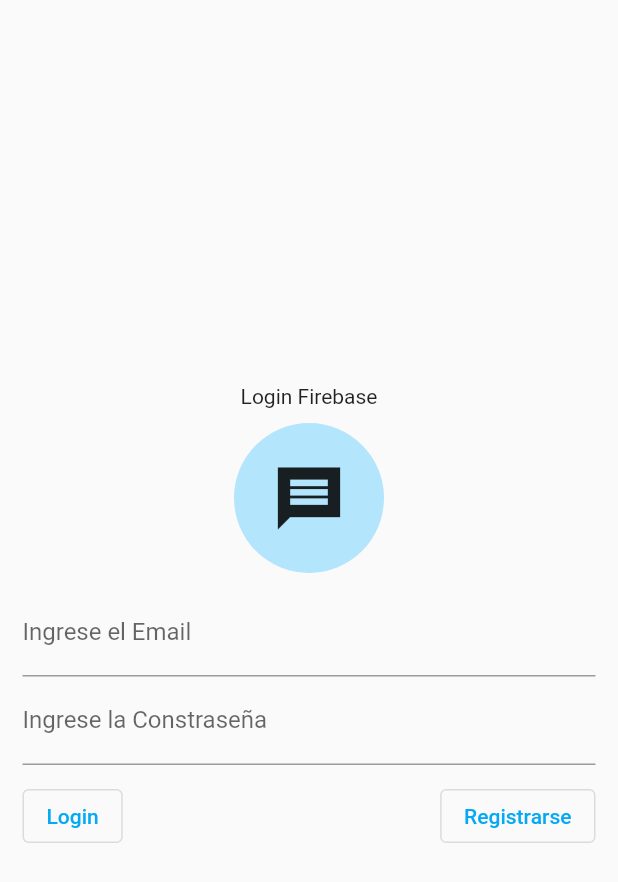
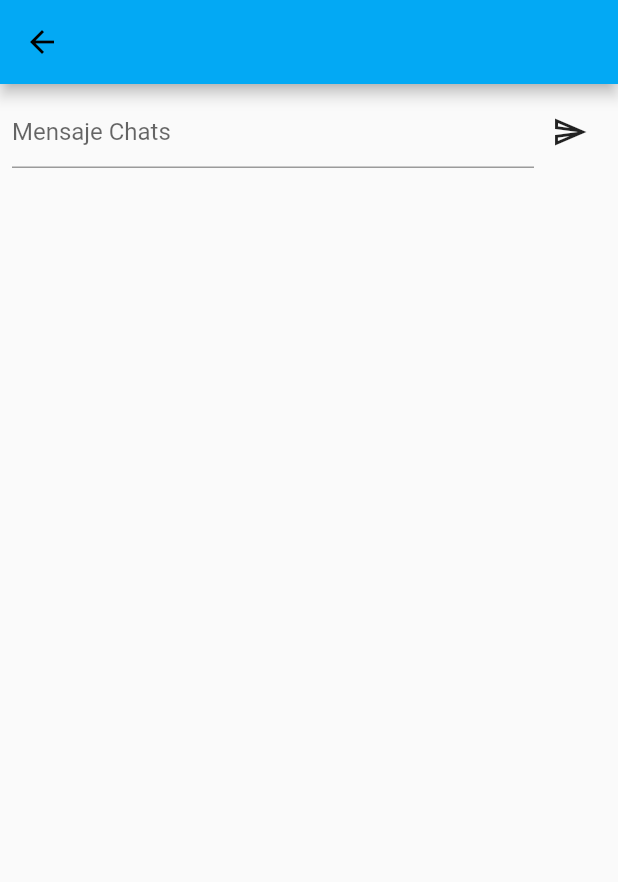
Before and after one commit to alexvacca25/chat_firebase, a Flutter app: the screen it shows after launch, after a tap on "Registrarse", on a phone screen of 412 x 824 dp. Shown: the top 882 px of the screen. Run offline on Flutter 3.47's test engine with Material 2 defaults, Android fonts, the phone set to English and light mode, and no system bars; our stand-ins replace cloud_firestore, firebase_auth, firebase_core, get; accounts and stored records are empty; network calls fail.

Commit message:
WaChat 3

```diff
--- /dev/null
+++ b/lib/domain/controller/controluser.dart
@@ -0,0 +1,30 @@
+import 'package:firebase_auth/firebase_auth.dart';
+import 'package:get/get.dart';
+
+class ControlAuthFirebase extends GetxController {
+  final FirebaseAuth auth = FirebaseAuth.instance;
+  final Rx<dynamic> _uid = "".obs;
+  final Rx<dynamic> _usuarior = "".obs;
+  final Rx<dynamic> _mensajes = "".obs;
+
+  String get emailf => _usuarior.value;
+  String get uid => _uid.value;
+
+  Future<void> registrarEmail(String email, String passwd) async {
+    try {
+      UserCredential usuario = await auth.createUserWithEmailAndPassword(
+          email: email, password: passwd);
+
+      print(usuario);
+
+      _uid.value = usuario.user!.uid;
+      _usuarior.value = usuario.user!.email;
+    } on FirebaseException catch (e) {
+      if (e.code == 'weak-password') {
+        return Future.error('error');
+      } else if (e.code == 'email-already-in-use') {
+        return Future.error('error 2');
+      }
+    }
+  }
+}
--- /dev/null
+++ b/lib/domain/controller/salachat.dart
@@ -0,0 +1,27 @@
+class Mensaje {
+  final String texto;
+  final DateTime fecha;
+  final String name;
+  final String uid;
+  final String photo;
+  final String email;
+
+  Mensaje(this.texto, this.fecha, this.name, this.uid, this.photo, this.email);
+
+  Mensaje.fromJson(Map<dynamic, dynamic> json)
+      : fecha = DateTime.parse(json['fecha'] as String),
+        texto = json['texto'] as String,
+        name = json['name'] as String,
+        uid = json['uid'] as String,
+        photo = json['photo'] as String,
+        email = json['email'] as String;
+
+  Map<dynamic, dynamic> toJson() => <dynamic, dynamic>{
+        'fecha': fecha.toString(),
+        'texto': texto,
+        'name': name,
+        'uid': uid,
+        'photo': photo,
+        'email': email,
+      };
+}
--- a/lib/main.dart
+++ b/lib/main.dart
@@ -1,7 +1,23 @@
+import 'package:chat_firebase/domain/controller/controluser.dart';
+import 'package:firebase_core/firebase_core.dart';
 import 'package:flutter/material.dart';
+import 'package:get/get.dart';
 
 import 'ui/app.dart';
 
-void main() {
+void main() async {
+  WidgetsFlutterBinding.ensureInitialized();
+  GetPlatform.isWeb
+      ? await Firebase.initializeApp(
+          options: const FirebaseOptions(
+              apiKey: "AIzaSyD0-Q5YNxcT35UteRJDFExnMFb4_sURiHM",
+              authDomain: "chatfirebase-5f7e8.firebaseapp.com",
+              projectId: "chatfirebase-5f7e8",
+              storageBucket: "chatfirebase-5f7e8.appspot.com",
+              messagingSenderId: "875066611600",
+              appId: "1:875066611600:web:e506dc6b98486a69f10515"))
+      : await Firebase.initializeApp();
+
+  Get.put(ControlAuthFirebase());
   runApp(const App());
 }
--- a/lib/ui/app.dart
+++ b/lib/ui/app.dart
@@ -15,7 +15,7 @@ class App extends StatelessWidget {
       home: const Login(),
       routes: {
         '/Login': (context) => const Login(),
-        '/salachat': (context) => const SalaChat()
+        '/salachat': (context) => const Chat()
       },
     );
   }
--- a/lib/ui/autenticacion/login.dart
+++ b/lib/ui/autenticacion/login.dart
@@ -1,4 +1,6 @@
+import 'package:chat_firebase/domain/controller/controluser.dart';
 import 'package:flutter/material.dart';
+import 'package:get/get.dart';
 
 class Login extends StatefulWidget {
   const Login({super.key});
@@ -10,7 +12,7 @@ class Login extends StatefulWidget {
 class _LoginState extends State<Login> {
   TextEditingController email = TextEditingController();
   TextEditingController passw = TextEditingController();
-
+  ControlAuthFirebase ca = Get.find();
   @override
   Widget build(BuildContext context) {
     return Scaffold(
@@ -56,7 +58,11 @@ class _LoginState extends State<Login> {
                     child: const Text('Login'),
                   ),
                   OutlinedButton(
-                    onPressed: () {},
+                    onPressed: () {
+                      ca
+                          .registrarEmail(email.text, passw.text)
+                          .then((value) => Get.toNamed('/salachat'));
+                    },
                     child: const Text('Registrarse'),
                   )
                 ],
--- a/lib/ui/chat/salachat.dart
+++ b/lib/ui/chat/salachat.dart
@@ -1,18 +1,57 @@
+import 'package:chat_firebase/domain/controller/controluser.dart';
+import 'package:chat_firebase/ui/chat/widgetchat.dart';
+import 'package:cloud_firestore/cloud_firestore.dart';
 import 'package:flutter/material.dart';
+import 'package:get/get.dart';
 
-class SalaChat extends StatefulWidget {
-  const SalaChat({super.key});
+class Chat extends StatefulWidget {
+  const Chat({super.key});
 
   @override
-  State<SalaChat> createState() => _SalaChatState();
+  State<Chat> createState() => _ChatState();
 }
 
-class _SalaChatState extends State<SalaChat> {
+final mensaje = TextEditingController();
+ControlAuthFirebase cu = Get.find();
+final fire = FirebaseFirestore.instance;
+
+class _ChatState extends State<Chat> {
   @override
   Widget build(BuildContext context) {
     return Scaffold(
       appBar: AppBar(
-        title: const Text('Chat Firebase'),
+        title: Text((cu.emailf).toString()),
+      ),
+      body: Padding(
+        padding: const EdgeInsets.all(8.0),
+        child: Column(
+          children: [
+            Row(
+              children: [
+                Expanded(
+                  child: TextField(
+                      controller: mensaje,
+                      decoration: const InputDecoration(
+                        hintText: "Mensaje Chats",
+                      )),
+                ),
+                IconButton(
+                    onPressed: () {
+                      fire.collection("Chat").doc().set({
+                        "mensaje": mensaje.text,
+                        "time": DateTime.now(),
+                        "email": cu.emailf
+                      });
+                      mensaje.clear();
+                    },
+                    icon: const Icon(Icons.send_outlined))
+              ],
+            ),
+            Container(
+              child: const Expanded(child: Mensajes()),
+            )
+          ],
+        ),
       ),
     );
   }
--- /dev/null
+++ b/lib/ui/chat/widgetchat.dart
@@ -0,0 +1,55 @@
+import 'package:chat_firebase/domain/controller/controluser.dart';
+import 'package:cloud_firestore/cloud_firestore.dart';
+import 'package:flutter/material.dart';
+import 'package:get/get.dart';
+
+class Mensajes extends StatefulWidget {
+  const Mensajes({super.key});
+
+  @override
+  State<Mensajes> createState() => _MensajesState();
+}
+
+class _MensajesState extends State<Mensajes> {
+  ControlAuthFirebase cu = Get.find();
+  Stream<QuerySnapshot> resp_consulta = FirebaseFirestore.instance
+      .collection("Chat")
+      .orderBy("time", descending: true)
+      .snapshots();
+
+  @override
+  Widget build(BuildContext context) {
+    return StreamBuilder(
+        stream: resp_consulta,
+        builder:
+            (BuildContext context, AsyncSnapshot<QuerySnapshot> respuesta) {
+          return ListView.builder(
+            itemCount: respuesta.data!.docs.length,
+            itemBuilder: (BuildContext context, int index) {
+              return Card(
+                color: (cu.emailf).toString() ==
+                        respuesta.data!.docs[index].get("email").toString()
+                    ? Colors.greenAccent[100]
+                    : Colors.redAccent[100],
+                child: ListTile(
+                  title: Text(
+                    respuesta.data!.docs[index].get("mensaje"),
+                    textAlign: (cu.emailf).toString() ==
+                            respuesta.data!.docs[index].get("email").toString()
+                        ? TextAlign.left
+                        : TextAlign.right,
+                  ),
+                  subtitle: Text(respuesta.data!.docs[index].get("email"),
+                      textAlign: (cu.emailf).toString() ==
+                              respuesta.data!.docs[index]
+                                  .get("email")
+                                  .toString()
+                          ? TextAlign.left
+                          : TextAlign.right),
+                ),
+              );
+            },
+          );
+        });
+  }
+}
--- a/pubspec.yaml
+++ b/pubspec.yaml
@@ -36,6 +36,9 @@ dependencies:
   cupertino_icons: ^1.0.2
   get: ^4.6.5
   firebase_core: ^2.3.0
+  firebase_auth: ^4.1.3
+  firebase_database: ^10.0.6
+  cloud_firestore: ^4.1.0
 
 dev_dependencies:
   flutter_test:
```
Also changed, not shown: pubspec.lock, 1 other file.
